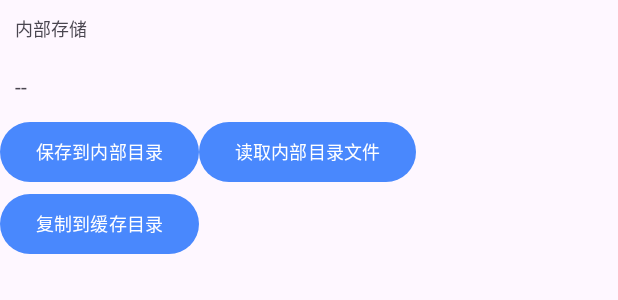
After one commit to du-xiaolong/AndroidScaffold, an Android app: the layout activity_file.xml on its own in the app's theme, with its tools: preview values and no code run, on a phone screen of 412 x 824 dp. The commit adds this screen. Shown: the top 300 px of the screen. Run offline under Robolectric (Android 15) with nearby library versions, the phone set to English and light mode, and no system bars.

Commit message:
文件存储

```diff
--- a/app/src/main/AndroidManifest.xml
+++ b/app/src/main/AndroidManifest.xml
@@ -24,6 +24,7 @@
             </intent-filter>
         </activity>
         <activity android:name="com.dxl.androidscaffold.ui.waterMark.WaterMarkDemoActivity" />
+        <activity android:name="com.dxl.androidscaffold.file.FileActivity" />
     </application>
 
 </manifest>
--- /dev/null
+++ b/app/src/main/res/layout/activity_file.xml
@@ -0,0 +1,65 @@
+<?xml version="1.0" encoding="utf-8"?>
+<androidx.core.widget.NestedScrollView xmlns:android="http://schemas.android.com/apk/res/android"
+    android:layout_width="match_parent"
+    android:layout_height="match_parent">
+
+    <LinearLayout
+        android:layout_width="match_parent"
+        android:layout_height="wrap_content"
+        android:orientation="vertical">
+
+        <TextView
+            android:layout_width="wrap_content"
+            android:layout_height="wrap_content"
+            android:padding="10dp"
+            android:text="内部存储"
+            android:textSize="12sp" />
+
+        <TextView
+            android:padding="10dp"
+            android:text="--"
+            android:id="@+id/tv_info"
+            android:layout_width="wrap_content"
+            android:layout_height="wrap_content"/>
+
+        <LinearLayout
+            android:orientation="horizontal"
+            android:layout_width="match_parent"
+            android:layout_height="wrap_content">
+            <com.google.android.material.button.MaterialButton
+                android:id="@+id/btn_save_to_file_dir"
+                android:layout_width="wrap_content"
+                android:layout_height="wrap_content"
+                android:text="保存到内部目录"
+                android:textSize="12sp" />
+
+            <com.google.android.material.button.MaterialButton
+                android:id="@+id/btn_read_file_dir"
+                android:layout_width="wrap_content"
+                android:layout_height="wrap_content"
+                android:text="读取内部目录文件"
+                android:textSize="12sp" />
+
+        </LinearLayout>
+
+        <LinearLayout
+            android:orientation="horizontal"
+            android:layout_width="match_parent"
+            android:layout_height="wrap_content">
+
+            <com.google.android.material.button.MaterialButton
+                android:id="@+id/btn_copy_to_cache"
+                android:layout_width="wrap_content"
+                android:layout_height="wrap_content"
+                android:text="复制到缓存目录"
+                android:textSize="12sp" />
+
+        </LinearLayout>
+
+
+
+
+
+    </LinearLayout>
+
+</androidx.core.widget.NestedScrollView>
```
Also changed, not shown: app/src/main/java/com/dxl/androidscaffold/file/FileActivity.kt (added, +53 -0 lines), app/src/main/java/com/dxl/androidscaffold/ui/main/UIFragment.kt (+6 -1 lines).
